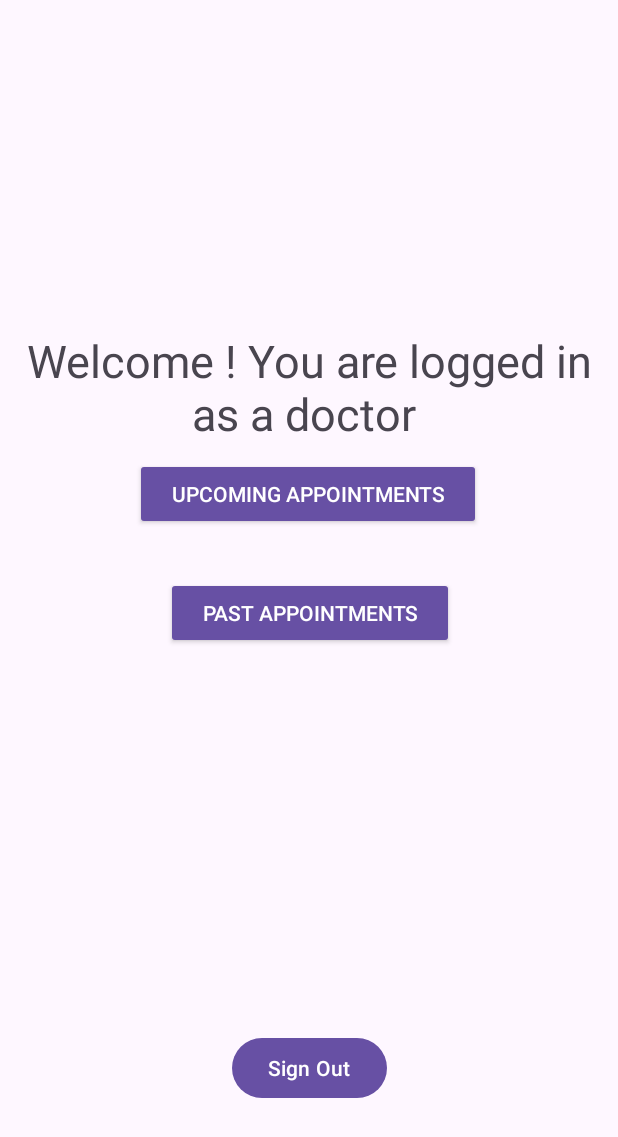
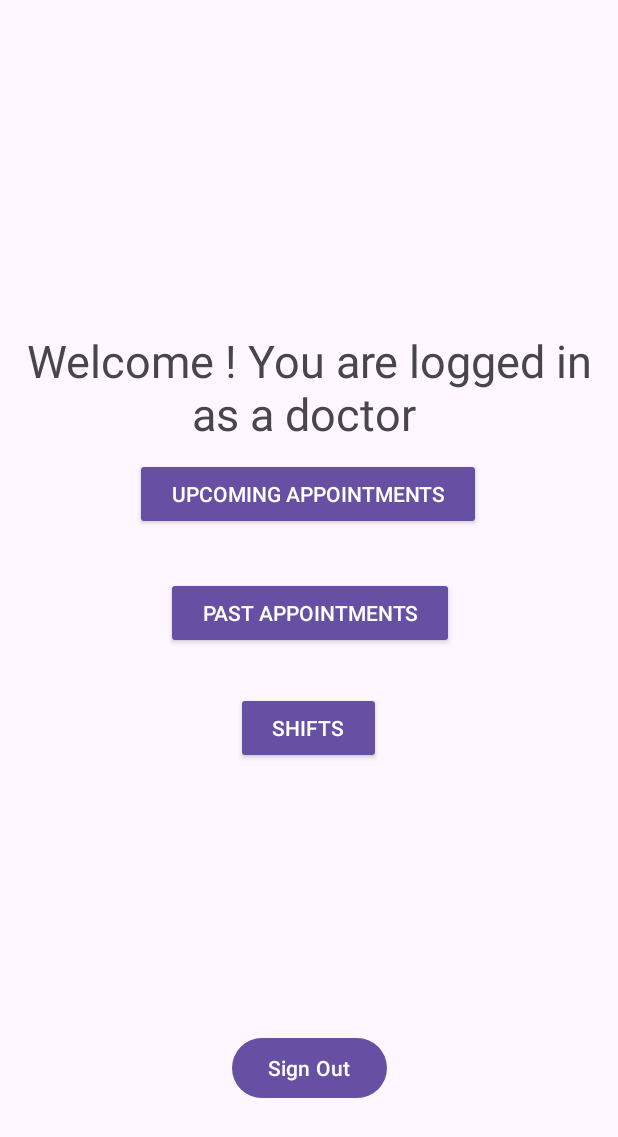
Before and after one commit to uOttawaSEGA2023/project-group-15, an Android app: the DoctorScreen screen opened directly, with no data from a screen before it, on a phone screen of 412 x 824 dp. Shown: the top 1137 px of the screen. Run offline under Robolectric (Android 15) with nearby library versions, the phone set to English and light mode, and no system bars; our stand-ins replace Firebase (no records; nobody signed in at launch, a user with empty details on screens opened directly).

Commit message:
DoctorShift push and also Shift file?

```diff
--- a/app/src/main/AndroidManifest.xml
+++ b/app/src/main/AndroidManifest.xml
@@ -16,6 +16,10 @@
         android:supportsRtl="true"
         android:theme="@style/Theme.SEG_2105_Project"
         tools:targetApi="31">
+        <activity
+            android:name=".DoctorShifts"
+            android:exported="false">
+        </activity>
         <activity
             android:name=".ShiftCreation"
             android:exported="false" />
--- a/app/src/main/java/com/example/seg_2105_project/DoctorScreen.java
+++ b/app/src/main/java/com/example/seg_2105_project/DoctorScreen.java
@@ -49,4 +49,9 @@ public class DoctorScreen extends AppCompatActivity {
         Intent intent = new Intent(getApplicationContext(), DoctorPastAppointments.class);
         startActivity(intent);
     }
+
+    public void onClickUpcomingShifts(View view) {
+        Intent intent = new Intent(getApplicationContext(), DoctorShifts.class);
+        startActivity(intent);
+    }
 }
--- a/app/src/main/java/com/example/seg_2105_project/ShiftCreation.java
+++ b/app/src/main/java/com/example/seg_2105_project/ShiftCreation.java
@@ -10,6 +10,7 @@ import android.widget.Button;
 import android.widget.CalendarView;
 import android.widget.Spinner;
 import android.widget.Toast;
+import android.widget.ArrayAdapter;
 
 import java.text.SimpleDateFormat;
 import java.util.ArrayList;
--- a/app/src/main/java/com/example/seg_2105_project/WelcomeScreen.java
+++ b/app/src/main/java/com/example/seg_2105_project/WelcomeScreen.java
@@ -11,7 +11,7 @@ public class WelcomeScreen extends AppCompatActivity {
     protected void onCreate(Bundle savedInstanceState) {
         super.onCreate(savedInstanceState);
         setContentView(R.layout.activity_welcome_screen);
-        //startActivity(new Intent(getApplicationContext(), ShiftCreation.class));
+        startActivity(new Intent(getApplicationContext(), ShiftCreation.class));
     }
 
     //method to direct user to the Sign In page
--- a/app/src/main/res/layout/activity_doctor_screen.xml
+++ b/app/src/main/res/layout/activity_doctor_screen.xml
@@ -57,4 +57,19 @@
         app:layout_constraintStart_toStartOf="parent"
         app:layout_constraintTop_toBottomOf="@+id/upcomingAppointments" />
 
+    <Button
+        android:id="@+id/UpcomingShifts"
+        style="@style/Widget.AppCompat.Button"
+        android:layout_width="wrap_content"
+        android:layout_height="wrap_content"
+        android:layout_marginStart="110dp"
+        android:layout_marginTop="108dp"
+        android:layout_marginEnd="109dp"
+        android:onClick="onClickUpcomingShifts"
+        android:text="Shifts"
+        app:layout_constraintEnd_toEndOf="parent"
+        app:layout_constraintHorizontal_bias="0.494"
+        app:layout_constraintStart_toStartOf="parent"
+        app:layout_constraintTop_toBottomOf="@+id/upcomingAppointments" />
+
 </androidx.constraintlayout.widget.ConstraintLayout>
```
Also changed, not shown: app/src/main/java/com/example/seg_2105_project/DoctorShifts.java (added, +104 -0 lines), app/src/main/res/layout/activity_doctor_shifts.xml (added, +60 -0 lines).
